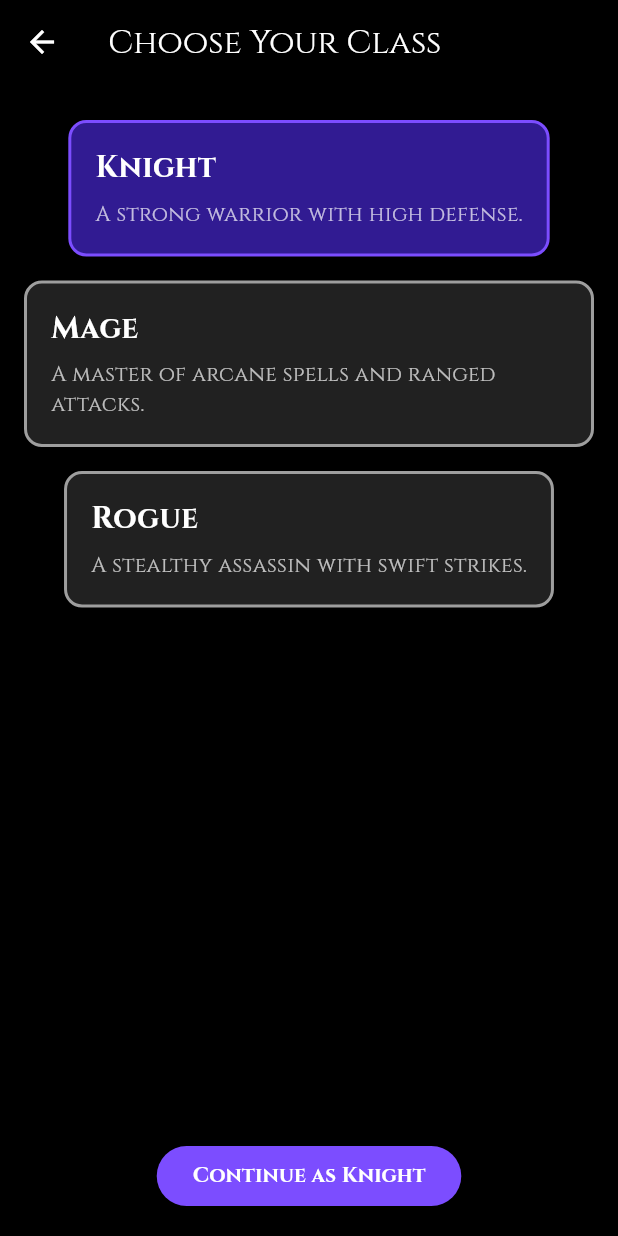
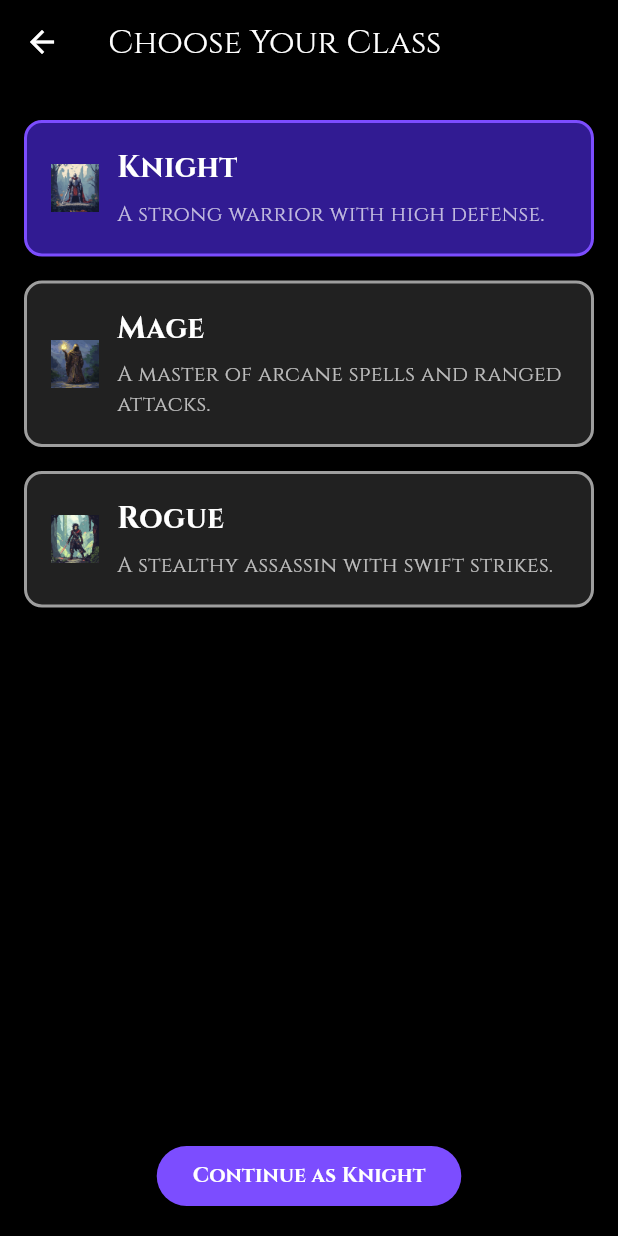
Before and after one commit to cnewtonharris/abyssborne, a Flutter app: the CharacterCreationScreen screen opened directly, on a phone screen of 412 x 824 dp. Run offline on Flutter 3.47's test engine with Material 3 defaults, Android fonts, the phone set to English and light mode, and no system bars; our stand-ins replace audioplayers, google_fonts, shared_preferences; accounts and stored records are empty.

Commit message:
added images to the character class creation screen

```diff
--- a/lib/character_creation_screen.dart
+++ b/lib/character_creation_screen.dart
@@ -17,16 +17,21 @@ class _CharacterCreationScreenState extends State<CharacterCreationScreen> {
     {
       'name': 'Knight',
       'description': 'A strong warrior with high defense.',
+      'iconPath': 'assets/images/classes/knight_icon.png',
     },
     {
       'name': 'Mage',
       'description': 'A master of arcane spells and ranged attacks.',
+      'iconPath': 'assets/images/classes/mage_icon.png',
     },
     {
       'name': 'Rogue',
       'description': 'A stealthy assassin with swift strikes.',
+      'iconPath': 'assets/images/classes/rogue_icon.png',
     },
   ];
+
+
 
   @override
   Widget build(BuildContext context) {
@@ -63,6 +68,16 @@ class _CharacterCreationScreenState extends State<CharacterCreationScreen> {
                       width: 2,
                     ),
                   ),
+                  child: Row(
+                    children: [
+                      Image.asset(
+                        cls['iconPath']!,
+                        width: 32,
+                        height: 32,
+                        fit: BoxFit.contain,
+                      ),
+                      const SizedBox(width: 12),
+                      Expanded(
                         child: Column(
                           crossAxisAlignment: CrossAxisAlignment.start,
                           children: [
@@ -81,6 +96,10 @@ class _CharacterCreationScreenState extends State<CharacterCreationScreen> {
                             ),
                           ],
                         ),
+                      ),
+                    ],
+                  ),
+
                 ),
               );
             }).toList(),
--- a/pubspec.yaml
+++ b/pubspec.yaml
@@ -58,6 +58,9 @@ flutter:
     - assets/images/main_menu_bg.png
     - assets/audio/main_theme.mp3
     - assets/audio/tap.mp3
+    - assets/images/classes/knight_icon.png
+    - assets/images/classes/mage_icon.png
+    - assets/images/classes/rogue_icon.png
 
   # The following line ensures that the Material Icons font is
   # included with your application, so that you can use the icons in
```
Also changed, not shown: assets/images/classes/knight_icon.png (added), assets/images/classes/mage_icon.png (added), assets/images/classes/rogue_icon.png (added). Lines whose indentation alone changed are shown as unchanged.
